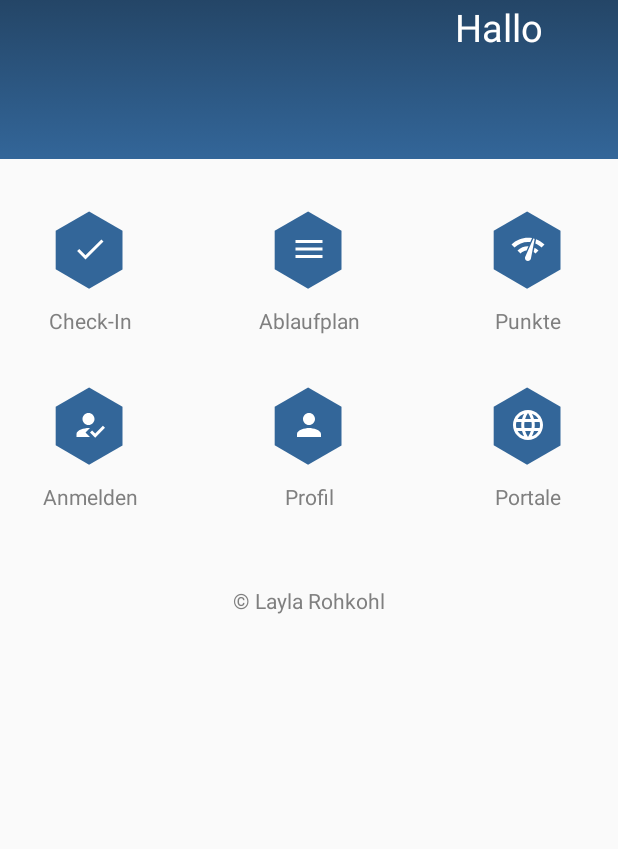
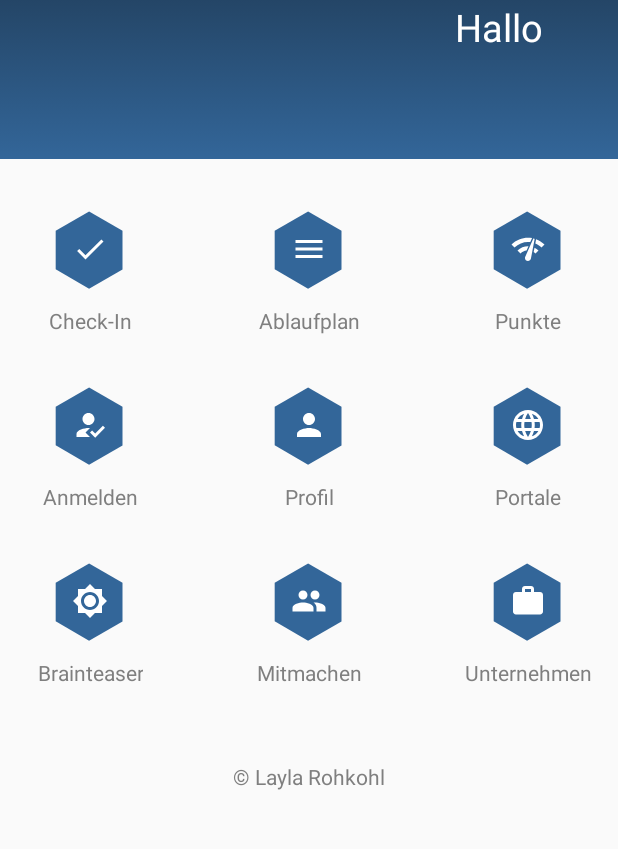
Before and after one commit to JCNetwork-e-V/androidapp-androidapp, an Android app: the MainActivity screen opened directly, with no data from a screen before it, on a phone screen of 412 x 824 dp, the part 375-1224 px from its top. Run offline under Robolectric (Android 15) with nearby library versions, the phone set to English and light mode, and no system bars; Roboto replaces fonts that are not available here; 4 statements that could not run were skipped.

Commit message:
brainteaser initial setup with viewpager

```diff
--- a/app/src/main/java/com/jcnetwork/android/jctestapp1/ui/MainActivity.java
+++ b/app/src/main/java/com/jcnetwork/android/jctestapp1/ui/MainActivity.java
@@ -22,10 +22,12 @@ import android.widget.ScrollView;
 import android.widget.TextView;
 
 import androidx.annotation.NonNull;
+import androidx.appcompat.app.ActionBar;
 import androidx.appcompat.app.ActionBarDrawerToggle;
 import androidx.appcompat.app.AppCompatActivity;
 import androidx.appcompat.widget.Toolbar;
 import androidx.coordinatorlayout.widget.CoordinatorLayout;
+import androidx.core.content.ContextCompat;
 import androidx.core.view.GravityCompat;
 import androidx.drawerlayout.widget.DrawerLayout;
 import androidx.work.OneTimeWorkRequest;
@@ -76,7 +78,7 @@ public class MainActivity extends AppCompatActivity {
     // Set up views
     ScrollView mScrollV;
     CoordinatorLayout mCoordinator;
-    ImageButton checkInButton, scheduleButton, pointButton, cityButton, profileButton, clubButton;
+    ImageButton checkInButton, scheduleButton, pointButton, cityButton, profileButton, clubButton, brainButton, engageButton, firmButton;
     TextView nameTV;
     NavigationView navDrawer;
     DrawerLayout drawerLayout;
@@ -94,6 +96,11 @@ public class MainActivity extends AppCompatActivity {
         super.onCreate(savedInstanceState);
         setContentView(R.layout.activity_main);
 
+        // Set up support bar
+        ActionBar actionBar = getSupportActionBar();
+        if (actionBar != null) {
+            actionBar.setBackgroundDrawable(ContextCompat.getDrawable(this, R.drawable.black_to_dark_gradient));
+        }
 
         // Get Firebasetoken to enable instant messaging for testing purposes to this device
         // TODO Delete later or rather: to implement cloud messaging properly e.g. subscription to topics, more code is needed
@@ -190,6 +197,10 @@ public class MainActivity extends AppCompatActivity {
         cityButton = (ImageButton) findViewById(R.id.city_button);
         profileButton = (ImageButton) findViewById(R.id.profile_button);
         clubButton = (ImageButton) findViewById(R.id.club_button);
+        brainButton = (ImageButton) findViewById(R.id.brain_button);
+        engageButton = (ImageButton) findViewById(R.id.engage_button);
+        firmButton = (ImageButton) findViewById(R.id.firm_button);
+
         navDrawer = (NavigationView) findViewById(R.id.navigation_drawer);
         drawerLayout = (DrawerLayout) findViewById(R.id.drawer_layout);
         View headerView = navDrawer.getHeaderView(0);
@@ -251,6 +262,9 @@ public class MainActivity extends AppCompatActivity {
         cityButton.setOnClickListener(myCardClickListener);
         profileButton.setOnClickListener(myCardClickListener);
         clubButton.setOnClickListener(myCardClickListener);
+        brainButton.setOnClickListener(myCardClickListener);
+        engageButton.setOnClickListener(myCardClickListener);
+        firmButton.setOnClickListener(myCardClickListener);
 
     }
 
@@ -482,12 +496,17 @@ public class MainActivity extends AppCompatActivity {
 
     /**
      * Creates an onClickListener which checks the id of the view and reacts accorodingly
-     */
+     */ //TODO Set up engage + firm activity
     private View.OnClickListener myCardClickListener = new View.OnClickListener() {
         @Override
         public void onClick(View view) {
             // React differently according to id
             switch (view.getId()) {
+                case R.id.brain_button:
+                    // Create intent to open new activity to go through brain teasers
+                    Intent openBT = new Intent(MainActivity.this, BrainteaserActivity.class);
+                    MainActivity.this.startActivity(openBT);
+                    break;
                 case R.id.club_button:
                     // Create intent to open new activity to introduce club //TODO Temporary redirect to Jobwall
                     Intent openClubIntro = new Intent(MainActivity.this, JobwallActivity.class);
--- /dev/null
+++ b/app/src/main/res/drawable/ic_baseline_add_24.xml
@@ -0,0 +1,5 @@
+<vector android:height="24dp" android:tint="#FFFFFF"
+    android:viewportHeight="24" android:viewportWidth="24"
+    android:width="24dp" xmlns:android="http://schemas.android.com/apk/res/android">
+    <path android:fillColor="@android:color/white" android:pathData="M19,13h-6v6h-2v-6H5v-2h6V5h2v6h6v2z"/>
+</vector>
--- /dev/null
+++ b/app/src/main/res/drawable/ic_baseline_bright.xml
@@ -0,0 +1,5 @@
+<vector android:height="24dp" android:tint="#FFFFFF"
+    android:viewportHeight="24" android:viewportWidth="24"
+    android:width="24dp" xmlns:android="http://schemas.android.com/apk/res/android">
+    <path android:fillColor="@android:color/white" android:pathData="M20,8.69L20,4h-4.69L12,0.69 8.69,4L4,4v4.69L0.69,12 4,15.31L4,20h4.69L12,23.31 15.31,20L20,20v-4.69L23.31,12 20,8.69zM12,18c-3.31,0 -6,-2.69 -6,-6s2.69,-6 6,-6 6,2.69 6,6 -2.69,6 -6,6zM12,8c-2.21,0 -4,1.79 -4,4s1.79,4 4,4 4,-1.79 4,-4 -1.79,-4 -4,-4z"/>
+</vector>
--- a/app/src/main/res/layout/activity_main.xml
+++ b/app/src/main/res/layout/activity_main.xml
@@ -89,7 +89,6 @@
             android:layout_marginTop="30dp"
             android:background="@drawable/hexagon_button"
             android:contentDescription="@string/check_in_button"
-            android:elevation="16dp"
             android:foreground="@drawable/ic_baseline_check_24"
             android:foregroundGravity="center"
             android:scaleType="centerCrop"
@@ -115,7 +114,6 @@
             android:layout_marginTop="30dp"
             android:background="@drawable/hexagon_button"
             android:contentDescription="@string/schedule_button"
-            android:elevation="16dp"
             android:foreground="@drawable/ic_baseline_menu_24"
             android:foregroundGravity="center"
             android:scaleType="centerCrop"
@@ -142,7 +140,6 @@
             android:layout_marginEnd="30dp"
             android:background="@drawable/hexagon_button"
             android:contentDescription="@string/points_button"
-            android:elevation="16dp"
             android:foreground="@drawable/ic_baseline_network_check_24"
             android:foregroundGravity="center"
             android:scaleType="centerCrop"
@@ -169,7 +166,6 @@
             android:layout_marginTop="30dp"
             android:background="@drawable/hexagon_button"
             android:contentDescription="@string/city_button"
-            android:elevation="16dp"
             android:foreground="@drawable/ic_baseline_how_to_reg_24"
             android:foregroundGravity="center"
             android:scaleType="centerCrop"
@@ -195,7 +191,6 @@
             android:layout_marginTop="30dp"
             android:background="@drawable/hexagon_button"
             android:contentDescription="@string/profile_button"
-            android:elevation="16dp"
             android:foreground="@drawable/ic_baseline_person_24"
             android:foregroundGravity="center"
             android:scaleType="centerCrop"
@@ -222,7 +217,6 @@
             android:layout_marginEnd="30dp"
             android:background="@drawable/hexagon_button"
             android:contentDescription="@string/club_button"
-            android:elevation="16dp"
             android:foreground="@drawable/ic_baseline_connect"
             android:foregroundGravity="center"
             android:scaleType="centerCrop"
@@ -240,6 +234,83 @@
             app:layout_constraintStart_toStartOf="@id/club_button"
             app:layout_constraintTop_toBottomOf="@id/club_button" />
 
+        <!--    Brainteaser-->
+        <ImageButton
+            android:id="@+id/brain_button"
+            android:layout_width="60dp"
+            android:layout_height="60dp"
+            android:layout_marginTop="30dp"
+            android:layout_marginStart="30dp"
+            android:background="@drawable/hexagon_button"
+            android:contentDescription="@string/club_button"
+            android:foreground="@drawable/ic_baseline_bright"
+            android:foregroundGravity="center"
+            android:scaleType="centerCrop"
+            app:layout_constraintLeft_toLeftOf="parent"
+            app:layout_constraintTop_toBottomOf="@id/city_tv" />
+
+        <TextView
+            android:id="@+id/brain_tv"
+            android:layout_width="wrap_content"
+            android:layout_height="wrap_content"
+            android:layout_marginTop="8dp"
+            android:gravity="center_horizontal"
+            android:text="@string/brainteaser"
+            app:layout_constraintEnd_toEndOf="@id/brain_button"
+            app:layout_constraintStart_toStartOf="@id/brain_button"
+            app:layout_constraintTop_toBottomOf="@id/brain_button" />
+
+        <!-- Engage als Fellow -->
+        <ImageButton
+            android:id="@+id/engage_button"
+            android:layout_width="60dp"
+            android:layout_height="60dp"
+            android:layout_marginTop="30dp"
+            android:background="@drawable/hexagon_button"
+            android:contentDescription="@string/profile_button"
+            android:foreground="@drawable/ic_baseline_group_24"
+            android:foregroundGravity="center"
+            android:scaleType="centerCrop"
+            app:layout_constraintLeft_toLeftOf="parent"
+            app:layout_constraintRight_toRightOf="parent"
+            app:layout_constraintTop_toBottomOf="@id/profile_tv" />
+
+        <TextView
+            android:id="@+id/engage_tv"
+            android:layout_width="wrap_content"
+            android:layout_height="wrap_content"
+            android:layout_marginTop="8dp"
+            android:text="@string/mitmachen"
+            app:layout_constraintEnd_toEndOf="@id/engage_button"
+            app:layout_constraintStart_toStartOf="@id/engage_button"
+            app:layout_constraintTop_toBottomOf="@id/engage_button" />
+
+        <!--    Firmen -->
+        <ImageButton
+            android:id="@+id/firm_button"
+            android:layout_width="60dp"
+            android:layout_height="60dp"
+            android:layout_marginTop="30dp"
+            android:layout_marginEnd="30dp"
+            android:background="@drawable/hexagon_button"
+            android:contentDescription="@string/club_button"
+            android:foreground="@drawable/ic_baseline_work_24"
+            android:foregroundGravity="center"
+            android:scaleType="centerCrop"
+            app:layout_constraintRight_toRightOf="parent"
+            app:layout_constraintTop_toBottomOf="@id/club_tv" />
+
+        <TextView
+            android:id="@+id/firm_tv"
+            android:layout_width="wrap_content"
+            android:layout_height="wrap_content"
+            android:layout_marginTop="8dp"
+            android:gravity="center_horizontal"
+            android:text="@string/unternehmen"
+            app:layout_constraintEnd_toEndOf="@id/firm_button"
+            app:layout_constraintStart_toStartOf="@id/firm_button"
+            app:layout_constraintTop_toBottomOf="@id/firm_button" />
+
         <!--    End Credits-->
         <TextView
             android:id="@+id/credits_tv"
@@ -250,7 +321,7 @@
             android:text="@string/credits"
             app:layout_constraintLeft_toLeftOf="parent"
             app:layout_constraintRight_toRightOf="parent"
-            app:layout_constraintTop_toBottomOf="@id/club_tv" />
+            app:layout_constraintTop_toBottomOf="@id/firm_tv" />
 
     </androidx.constraintlayout.widget.ConstraintLayout>
     </ScrollView>
--- a/app/src/main/res/values/dimens.xml
+++ b/app/src/main/res/values/dimens.xml
@@ -14,5 +14,6 @@ http://developer.android.com/guide/topics/appwidgets/index.html#CreatingLayout
     <dimen name="small_text_size">16sp</dimen>
     <dimen name="medium_body_text_size">20sp</dimen>
     <dimen name="large_heading_text_size">24sp</dimen>
+    <dimen name="card_padding">16dp</dimen>
 
 </resources>
--- a/app/src/main/res/values/strings.xml
+++ b/app/src/main/res/values/strings.xml
@@ -82,5 +82,9 @@
     <string name="credits">© Layla Rohkohl</string>
     <string name="login">Login</string>
     <string name="registrieren">Registrieren</string>
+    <string name="request_to_add_own_brainteaser">Request to add own brainteaser</string>
+    <string name="brainteaser">Brainteaser</string>
+    <string name="unternehmen">Unternehmen</string>
+    <string name="mitmachen">Mitmachen</string>
 
 </resources>
--- a/app/src/main/res/values/styles.xml
+++ b/app/src/main/res/values/styles.xml
@@ -1,6 +1,6 @@
 <resources>
     <!-- Base application theme. -->
-    <style name="AppTheme" parent="Theme.AppCompat.Light.DarkActionBar">
+    <style name="AppTheme" parent="Theme.MaterialComponents.Light.DarkActionBar">
         <!-- Customize your theme here. -->
         <item name="colorPrimary">@color/colorPrimary</item>
         <item name="colorPrimaryDark">@color/colorPrimaryDark</item>
```
Also changed, not shown: app/src/main/AndroidManifest.xml (+13 -1 lines), app/src/main/java/com/jcnetwork/android/jctestapp1/adapters/BrainteaserAdapter.java (added, +54 -0 lines), app/src/main/java/com/jcnetwork/android/jctestapp1/adapters/BrainteaserFragmentAdapter.java (added, +64 -0 lines), app/src/main/java/com/jcnetwork/android/jctestapp1/fragments/BrainteaserFragment.java (added, +55 -0 lines), app/src/main/java/com/jcnetwork/android/jctestapp1/models/Brainteaser.java (added, +29 -0 lines), app/src/main/java/com/jcnetwork/android/jctestapp1/transformations/CubeOutTransformer.java (added, +43 -0 lines), app/src/main/java/com/jcnetwork/android/jctestapp1/ui/BrainteaserActivity.java (added, +63 -0 lines), app/src/main/res/layout/activity_brainteaser.xml (added, +34 -0 lines), app/src/main/res/layout/brainteaser_card.xml (added, +50 -0 lines).
